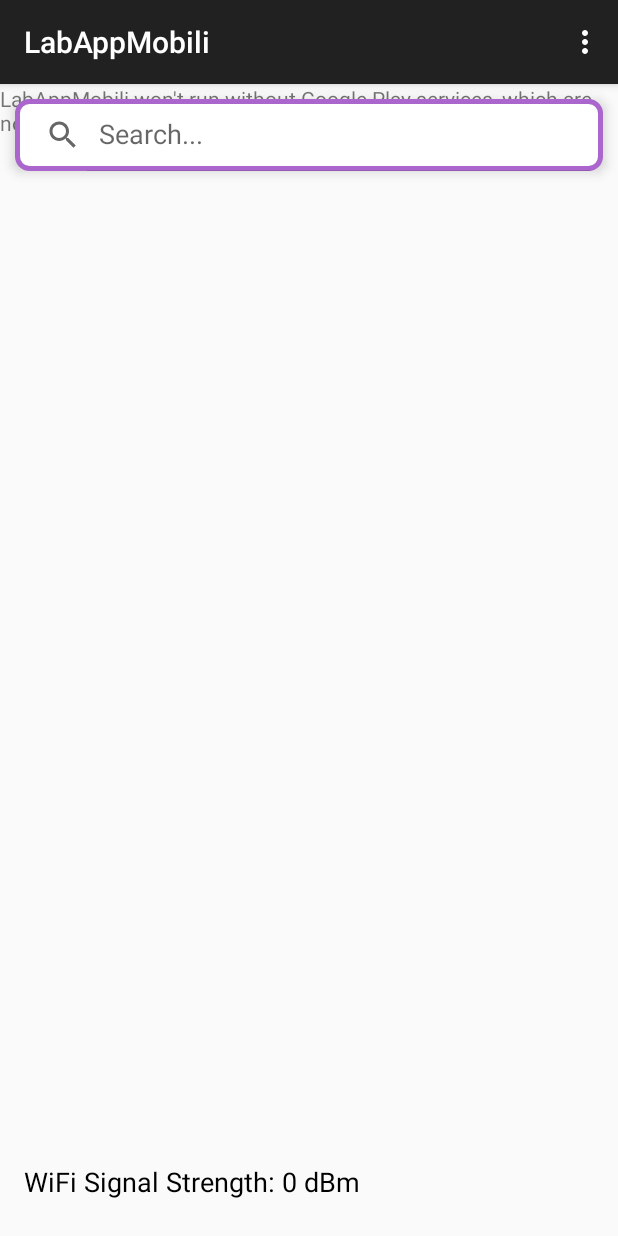
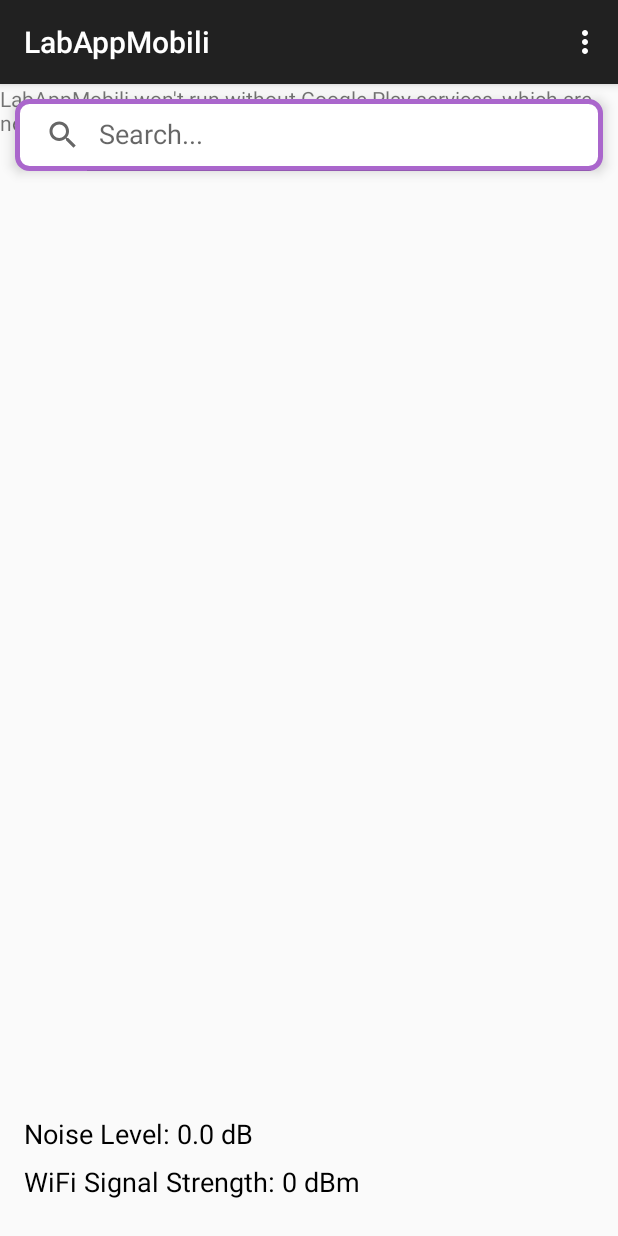
Before and after one commit to robertomitugno/LabAppMobili, an Android app: the screen it shows after launch (MainActivity), on a phone screen of 412 x 824 dp. Run offline under Robolectric (Android 15) with nearby library versions, the phone set to English and light mode, and no system bars.

Commit message:
noise value

```diff
--- a/app/src/main/java/com/example/labappmobili/MainActivity.java
+++ b/app/src/main/java/com/example/labappmobili/MainActivity.java
@@ -31,12 +31,18 @@ import com.google.android.gms.tasks.Task;
 import android.net.wifi.WifiInfo;
 import android.net.wifi.WifiManager;
 
+import android.media.AudioFormat;
+import android.media.AudioRecord;
+import android.media.MediaRecorder;
+
 import java.io.IOException;
 import java.util.List;
 
 public class MainActivity extends AppCompatActivity implements OnMapReadyCallback {
 
     private final int FINE_PERMISSION_CODE = 1;
+
+    private static final int AUDIO_PERMISSION_CODE = 2;
     private TextView wifiSignalStrengthText;
     private GoogleMap myMap;
     private SearchView mapSearchView;
@@ -46,6 +52,12 @@ public class MainActivity extends AppCompatActivity implements OnMapReadyCallbac
 
     private Handler wifiUpdateHandler;
     private static final int WIFI_UPDATE_INTERVAL = 5000;
+
+
+    private TextView noiseLevelText;
+    private AudioRecord audioRecord;
+    private boolean isRecording = false;
+
 
     @Override
     protected void onCreate(Bundle saveInstanceState) {
@@ -59,9 +71,14 @@ public class MainActivity extends AppCompatActivity implements OnMapReadyCallbac
             @Override
             public void run() {
                 updateWifiSignalStrength();
+                updateNoiseLevel();
                 wifiUpdateHandler.postDelayed(this, WIFI_UPDATE_INTERVAL);
             }
         }, WIFI_UPDATE_INTERVAL);
+
+
+        noiseLevelText = findViewById(R.id.noiseValue);
+        initAudioRecorder();
 
         //cerca un nuovo punto sulla mappa
         mapSearchView.setOnQueryTextListener(new SearchView.OnQueryTextListener() {
@@ -71,9 +88,9 @@ public class MainActivity extends AppCompatActivity implements OnMapReadyCallbac
                 String location = mapSearchView.getQuery().toString();
                 List<Address> addressList = null;
 
-                if(location != null){
+                if (location != null) {
                     Geocoder geocoder = new Geocoder(MainActivity.this);
-                    try{
+                    try {
                         addressList = geocoder.getFromLocationName(location, 1);
                     } catch (IOException e) {
                         e.printStackTrace();
@@ -154,26 +171,21 @@ public class MainActivity extends AppCompatActivity implements OnMapReadyCallbac
     public boolean onOptionsItemSelected(@NonNull MenuItem item) {
 
         int id = item.getItemId();
-        if(id == R.id.mapNone) {
+        if (id == R.id.mapNone) {
             myMap.setMapType(GoogleMap.MAP_TYPE_NONE);
         }
-
-        if(id == R.id.mapNormal) {
+        if (id == R.id.mapNormal) {
             myMap.setMapType(GoogleMap.MAP_TYPE_NORMAL);
         }
-
-        if(id == R.id.mapSatellite) {
+        if (id == R.id.mapSatellite) {
             myMap.setMapType(GoogleMap.MAP_TYPE_SATELLITE);
         }
-
-        if(id == R.id.mapHybrid) {
+        if (id == R.id.mapHybrid) {
             myMap.setMapType(GoogleMap.MAP_TYPE_HYBRID);
         }
-
-        if(id == R.id.mapTerrian) {
+        if (id == R.id.mapTerrian) {
             myMap.setMapType(GoogleMap.MAP_TYPE_TERRAIN);
         }
-
         return super.onOptionsItemSelected(item);
     }
 
@@ -185,6 +197,16 @@ public class MainActivity extends AppCompatActivity implements OnMapReadyCallbac
                 getLasLocation();
             } else {
                 Toast.makeText(this, "Location permission denied, please allow the permission", Toast.LENGTH_SHORT).show();
+            }
+        }
+
+        if (requestCode == AUDIO_PERMISSION_CODE) {
+            if (grantResults.length > 0 && grantResults[0] == PackageManager.PERMISSION_GRANTED) {
+                // L'utente ha concesso l'autorizzazione, inizia la registrazione audio
+                initAudioRecorder();
+            } else {
+                // L'utente ha negato l'autorizzazione, gestisci di conseguenza
+                Toast.makeText(this, "Audio recording permission denied, please allow the permission", Toast.LENGTH_SHORT).show();
             }
         }
     }
@@ -202,6 +224,7 @@ public class MainActivity extends AppCompatActivity implements OnMapReadyCallbac
             wifiSignalStrengthText.setText("WiFi Signal Strength: N/A");
         }
     }
+
     @Override
     protected void onDestroy() {
         super.onDestroy();
@@ -209,4 +232,61 @@ public class MainActivity extends AppCompatActivity implements OnMapReadyCallbac
     }
 
 
+    private void initAudioRecorder() {
+        int audioSource = MediaRecorder.AudioSource.MIC;
+        int sampleRate = 44100;
+        int channelConfig = AudioFormat.CHANNEL_IN_MONO;
+        int audioFormat = AudioFormat.ENCODING_PCM_16BIT;
+        int bufferSize = AudioRecord.getMinBufferSize(sampleRate, channelConfig, audioFormat);
+
+        if (ActivityCompat.checkSelfPermission(this, android.Manifest.permission.RECORD_AUDIO) != PackageManager.PERMISSION_GRANTED) {
+            // Richiedi l'autorizzazione per la registrazione audio
+            ActivityCompat.requestPermissions(this, new String[]{android.Manifest.permission.RECORD_AUDIO}, AUDIO_PERMISSION_CODE);
+        } else {
+            // Autorizzazione già concessa, inizia la registrazione audio
+            audioRecord = new AudioRecord(audioSource, sampleRate, channelConfig, audioFormat, bufferSize);
+            if (audioRecord.getState() == AudioRecord.STATE_INITIALIZED) {
+                audioRecord.startRecording();
+                isRecording = true;
+            } else {
+                noiseLevelText.setText("Noise Level: N/A");
             }
+        }
+    }
+
+    private void updateNoiseLevel() {
+        if (isRecording) {
+            short[] audioData = new short[audioRecord.getBufferSizeInFrames()];
+            audioRecord.read(audioData, 0, audioData.length);
+            double noiseLevel = calculateNoiseLevel(audioData);
+            noiseLevelText.setText("Noise Level: " + noiseLevel + " dB");
+        } else {
+            noiseLevelText.setText("Noise Level: N/A");
+        }
+    }
+
+    private double calculateNoiseLevel(short[] audioData) {
+        double sum = 0;
+        for (short sample : audioData) {
+            sum += sample * sample;
+        }
+        double rms = Math.sqrt(sum / audioData.length);
+
+        // Imposta la soglia uditiva come valore di riferimento (0 dB)
+        double threshold = 1.0; // Implementa una funzione per calcolare la soglia uditiva
+
+        // Calcola il livello di rumore in dB rispetto alla soglia uditiva
+        double db = 20 * Math.log10(rms / threshold);
+
+        // Assicurati che il valore non sia negativo
+        if (db < 0) {
+            db = 0;
+        }
+
+        // Arrotonda il valore a due cifre dopo la virgola
+        db = Math.round(db * 100.0) / 100.0;
+
+        return db;
+    }
+
+}
--- a/app/src/main/java/com/example/labappmobili/MyTileProvider.java
+++ b/app/src/main/java/com/example/labappmobili/MyTileProvider.java
@@ -1,6 +1,5 @@
 package com.example.labappmobili;
 
-import android.content.Context;
 import android.graphics.Bitmap;
 import android.graphics.Canvas;
 import android.graphics.Color;
--- a/app/src/main/res/layout/activity_main.xml
+++ b/app/src/main/res/layout/activity_main.xml
@@ -19,7 +19,20 @@
         android:layout_gravity="center_horizontal"
         android:layout_marginStart="16dp"
         android:layout_marginBottom="24dp"
-        android:text="LTE: "
+        android:text="WiFi: "
+        android:textColor="#000000"
+        android:textSize="18sp"
+        app:layout_constraintBottom_toBottomOf="parent"
+        app:layout_constraintStart_toStartOf="parent" />
+
+    <TextView
+        android:id="@+id/noiseValue"
+        android:layout_width="wrap_content"
+        android:layout_height="wrap_content"
+        android:layout_gravity="center_horizontal"
+        android:layout_marginStart="16dp"
+        android:layout_marginBottom="56dp"
+        android:text="Noise: "
         android:textColor="#000000"
         android:textSize="18sp"
         app:layout_constraintBottom_toBottomOf="parent"
```
Also changed, not shown: app/src/main/AndroidManifest.xml (+2 -13 lines), app/src/main/java/com/example/labappmobili/MgrsGrid.java (deleted, +0 -54 lines). Lines whose indentation alone changed are shown as unchanged.
